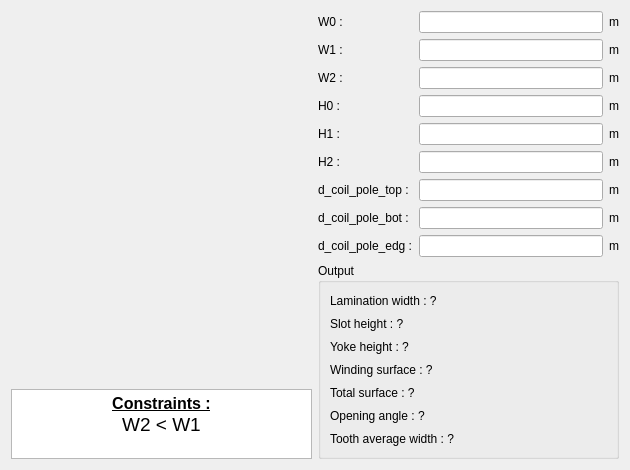
Before: the Qt Designer form pyleecan/GUI/Dialog/DMachineSetup/SWPole/PWSlot61/PWSlot61.ui in Eomys/pyleecan, drawn with Qt 5.
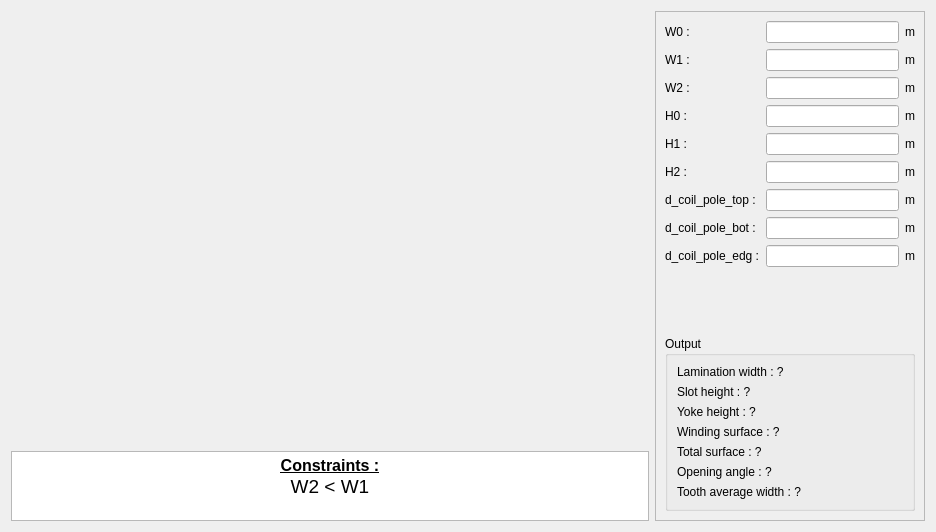
After: the same form once the commit is applied. Icons and pictures are not drawn. Custom widgets are drawn as their Qt base class.

Commit message: [CO] Scroll widget for right column

What changed in the file:
```diff
--- a/pyleecan/GUI/Dialog/DMachineSetup/SWPole/PWSlot61/PWSlot61.ui
+++ b/pyleecan/GUI/Dialog/DMachineSetup/SWPole/PWSlot61/PWSlot61.ui
@@ -6,8 +6,8 @@
    <rect>
     <x>0</x>
     <y>0</y>
-    <width>630</width>
-    <height>470</height>
+    <width>936</width>
+    <height>532</height>
    </rect>
   </property>
   <property name="minimumSize">
@@ -86,6 +86,31 @@
     </layout>
    </item>
    <item>
+    <widget class="QScrollArea" name="scrollArea">
+     <property name="minimumSize">
+      <size>
+       <width>270</width>
+       <height>0</height>
+      </size>
+     </property>
+     <property name="maximumSize">
+      <size>
+       <width>270</width>
+       <height>16777215</height>
+      </size>
+     </property>
+     <property name="widgetResizable">
+      <bool>true</bool>
+     </property>
+     <widget class="QWidget" name="scrollAreaWidgetContents">
+      <property name="geometry">
+       <rect>
+        <x>0</x>
+        <y>0</y>
+        <width>268</width>
+        <height>508</height>
+       </rect>
+      </property>
     <layout class="QVBoxLayout" name="verticalLayout">
      <item>
       <layout class="QGridLayout" name="gridLayout">
@@ -244,6 +269,19 @@
        </item>
       </layout>
      </item>
+       <item>
+        <spacer name="verticalSpacer">
+         <property name="orientation">
+          <enum>Qt::Vertical</enum>
+         </property>
+         <property name="sizeHint" stdset="0">
+          <size>
+           <width>20</width>
+           <height>40</height>
+          </size>
+         </property>
+        </spacer>
+       </item>
      <item>
       <widget class="QGroupBox" name="g_output">
        <property name="minimumSize">
@@ -309,6 +347,8 @@
       </widget>
      </item>
     </layout>
+     </widget>
+    </widget>
    </item>
   </layout>
  </widget>
```
Lines whose indentation alone changed are shown as unchanged. The commit also changes 84 other files.
